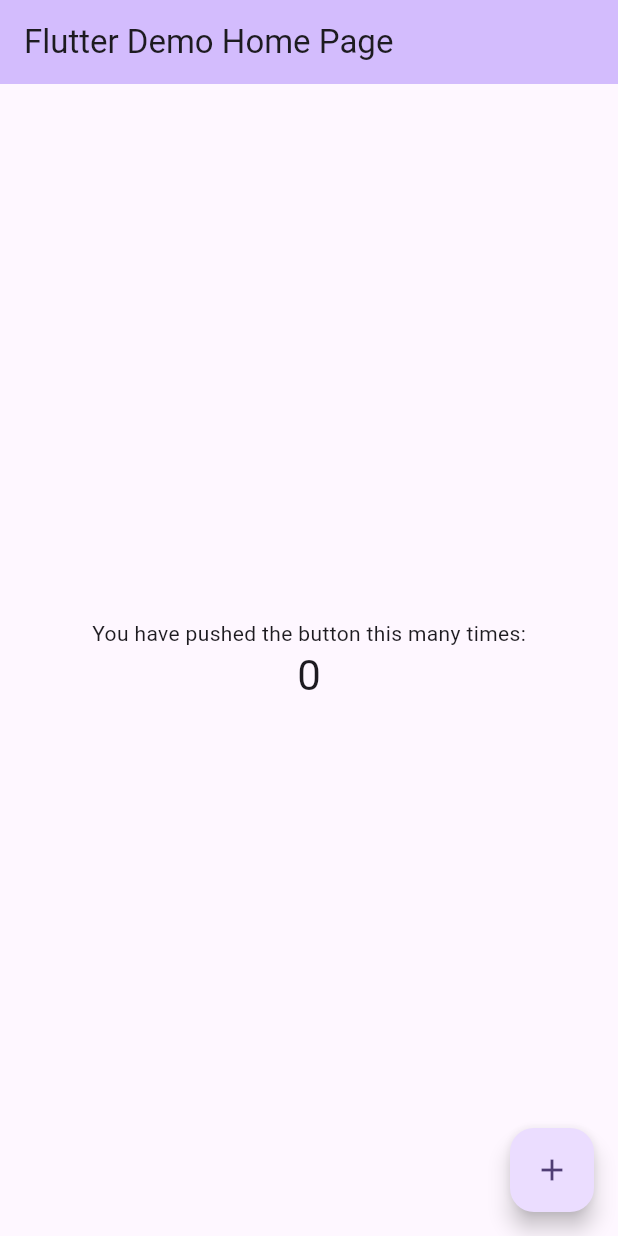
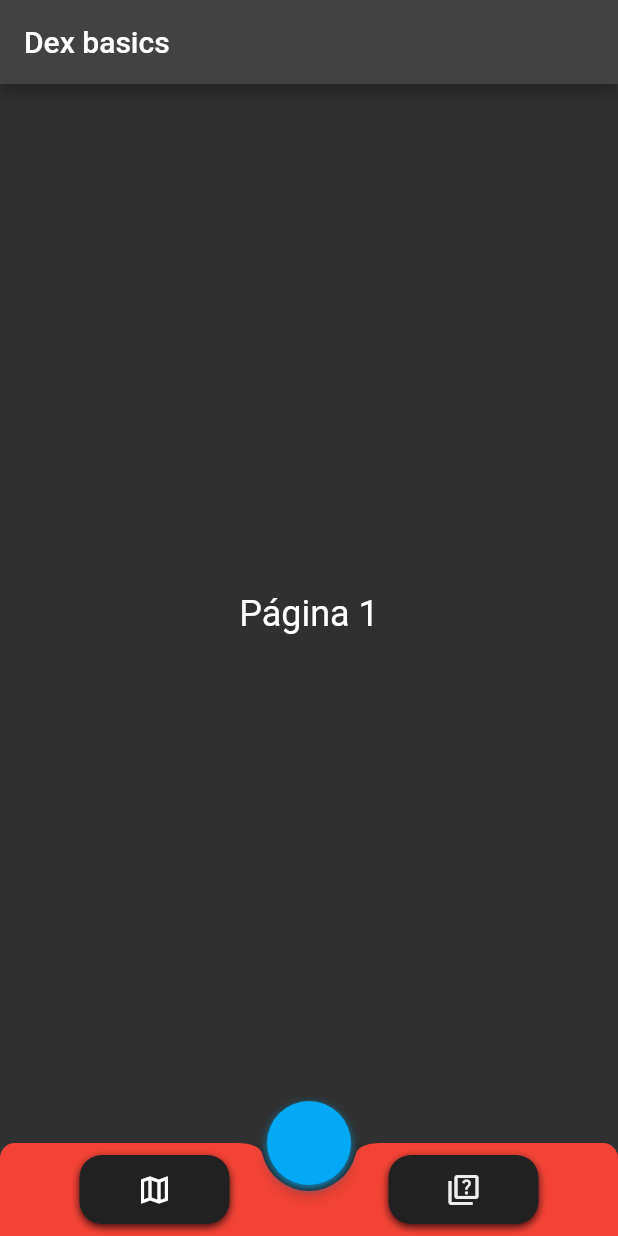
Before and after one commit to mts-lucas/flutter-dex, a Flutter app: the screen it shows after launch, on a phone screen of 412 x 824 dp. Run offline on Flutter 3.47's test engine with Material 2 defaults, Android fonts, the phone set to English and light mode, and no system bars.

Commit message:
feat: add home but and refactor main #5

```diff
--- a/flutter_dex/lib/components/homeButtom.dart
+++ b/flutter_dex/lib/components/homeButtom.dart
@@ -1 +1,37 @@
-// import 'package:flutter/material.dart';
+import 'package:flutter/material.dart';
+import '../utils/colors.dart';
+
+class DexButtomHome extends StatelessWidget {
+  @override
+  Widget build(BuildContext context) {
+    return FloatingActionButton(
+      onPressed: () {
+        // Lógica do botão flutuante
+      },
+      backgroundColor: AppColors.effectsBlue, // Define a cor de fundo do botão
+      elevation: 4.0, // Define a elevação do botão
+      shape: CircleBorder(), // Define o formato do botão como circular
+      child: Container(
+        width: 72.0,
+        height: 72.0,
+        decoration: BoxDecoration(
+          shape: BoxShape.circle,
+          boxShadow: [
+            BoxShadow(
+              color: AppColors.effectsBlue
+                  .withOpacity(0.8), // Define a cor e opacidade da sombra
+              offset: Offset(0,
+                  2), // Define o deslocamento da sombra (horizontal, vertical)
+              blurRadius: 4.0, // Define o desfoque da sombra
+            ),
+          ],
+        ),
+        child: const Center(
+          child: Text(
+            '',
+          ),
+        ),
+      ),
+    );
+  }
+}
--- a/flutter_dex/lib/main.dart
+++ b/flutter_dex/lib/main.dart
@@ -1,125 +1,54 @@
 import 'package:flutter/material.dart';
+import 'package:flutter_dex/components/homeButtom.dart';
+import 'package:flutter_dex/components/navbar.dart';
 
 void main() {
-  runApp(const MyApp());
+  runApp(MyApp());
 }
 
 class MyApp extends StatelessWidget {
-  const MyApp({super.key});
-
-  // This widget is the root of your application.
   @override
   Widget build(BuildContext context) {
     return MaterialApp(
-      title: 'Flutter Demo',
+      title: 'Dex basic',
       theme: ThemeData(
-        // This is the theme of your application.
-        //
-        // TRY THIS: Try running your application with "flutter run". You'll see
-        // the application has a blue toolbar. Then, without quitting the app,
-        // try changing the seedColor in the colorScheme below to Colors.green
-        // and then invoke "hot reload" (save your changes or press the "hot
-        // reload" button in a Flutter-supported IDE, or press "r" if you used
-        // the command line to start the app).
-        //
-        // Notice that the counter didn't reset back to zero; the application
-        // state is not lost during the reload. To reset the state, use hot
-        // restart instead.
-        //
-        // This works for code too, not just values: Most code changes can be
-        // tested with just a hot reload.
-        colorScheme: ColorScheme.fromSeed(seedColor: Colors.deepPurple),
-        useMaterial3: true,
+        brightness: Brightness.dark,
+        primarySwatch: Colors.blue,
       ),
-      home: const MyHomePage(title: 'Flutter Demo Home Page'),
+      home: MyHomePage(),
     );
   }
 }
 
 class MyHomePage extends StatefulWidget {
-  const MyHomePage({super.key, required this.title});
-
-  // This widget is the home page of your application. It is stateful, meaning
-  // that it has a State object (defined below) that contains fields that affect
-  // how it looks.
-
-  // This class is the configuration for the state. It holds the values (in this
-  // case the title) provided by the parent (in this case the App widget) and
-  // used by the build method of the State. Fields in a Widget subclass are
-  // always marked "final".
-
-  final String title;
-
   @override
-  State<MyHomePage> createState() => _MyHomePageState();
+  _MyHomePageState createState() => _MyHomePageState();
 }
 
 class _MyHomePageState extends State<MyHomePage> {
-  int _counter = 0;
+  int _selectedIndex = 0;
 
-  void _incrementCounter() {
+  void _onItemTapped(int index) {
     setState(() {
-      // This call to setState tells the Flutter framework that something has
-      // changed in this State, which causes it to rerun the build method below
-      // so that the display can reflect the updated values. If we changed
-      // _counter without calling setState(), then the build method would not be
-      // called again, and so nothing would appear to happen.
-      _counter++;
+      _selectedIndex = index;
     });
   }
 
   @override
   Widget build(BuildContext context) {
-    // This method is rerun every time setState is called, for instance as done
-    // by the _incrementCounter method above.
-    //
-    // The Flutter framework has been optimized to make rerunning build methods
-    // fast, so that you can just rebuild anything that needs updating rather
-    // than having to individually change instances of widgets.
     return Scaffold(
       appBar: AppBar(
-        // TRY THIS: Try changing the color here to a specific color (to
-        // Colors.amber, perhaps?) and trigger a hot reload to see the AppBar
-        // change color while the other colors stay the same.
-        backgroundColor: Theme.of(context).colorScheme.inversePrimary,
-        // Here we take the value from the MyHomePage object that was created by
-        // the App.build method, and use it to set our appbar title.
-        title: Text(widget.title),
+        title: Text('Dex basics'),
       ),
       body: Center(
-        // Center is a layout widget. It takes a single child and positions it
-        // in the middle of the parent.
-        child: Column(
-          // Column is also a layout widget. It takes a list of children and
-          // arranges them vertically. By default, it sizes itself to fit its
-          // children horizontally, and tries to be as tall as its parent.
-          //
-          // Column has various properties to control how it sizes itself and
-          // how it positions its children. Here we use mainAxisAlignment to
-          // center the children vertically; the main axis here is the vertical
-          // axis because Columns are vertical (the cross axis would be
-          // horizontal).
-          //
-          // TRY THIS: Invoke "debug painting" (choose the "Toggle Debug Paint"
-          // action in the IDE, or press "p" in the console), to see the
-          // wireframe for each widget.
-          mainAxisAlignment: MainAxisAlignment.center,
-          children: <Widget>[
-            const Text(
-              'You have pushed the button this many times:',
-            ),
-            Text(
-              '$_counter',
-              style: Theme.of(context).textTheme.headlineMedium,
-            ),
-          ],
+        child: Text(
+          'Página ${_selectedIndex + 1}',
+          style: TextStyle(fontSize: 24),
         ),
       ),
-      floatingActionButton: FloatingActionButton(
-        onPressed: _incrementCounter,
-        tooltip: 'Increment',
-        child: const Icon(Icons.add),
-      ), // This trailing comma makes auto-formatting nicer for build methods.
+      floatingActionButtonLocation: FloatingActionButtonLocation.centerDocked,
+      floatingActionButton: DexButtomHome(),
+      bottomNavigationBar: DexAppBar(),
     );
   }
 }
```
